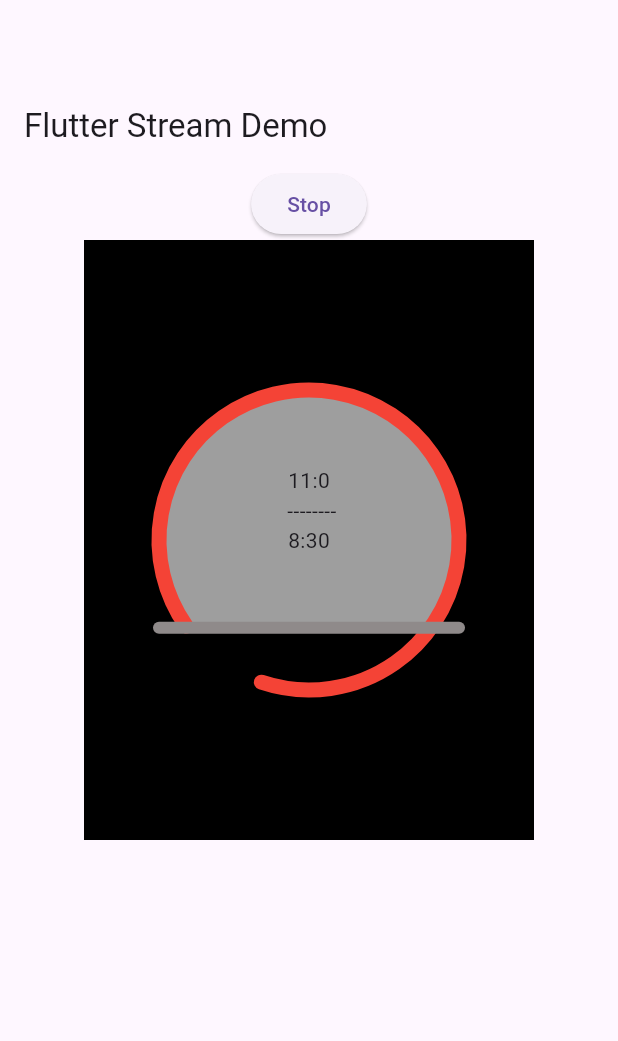
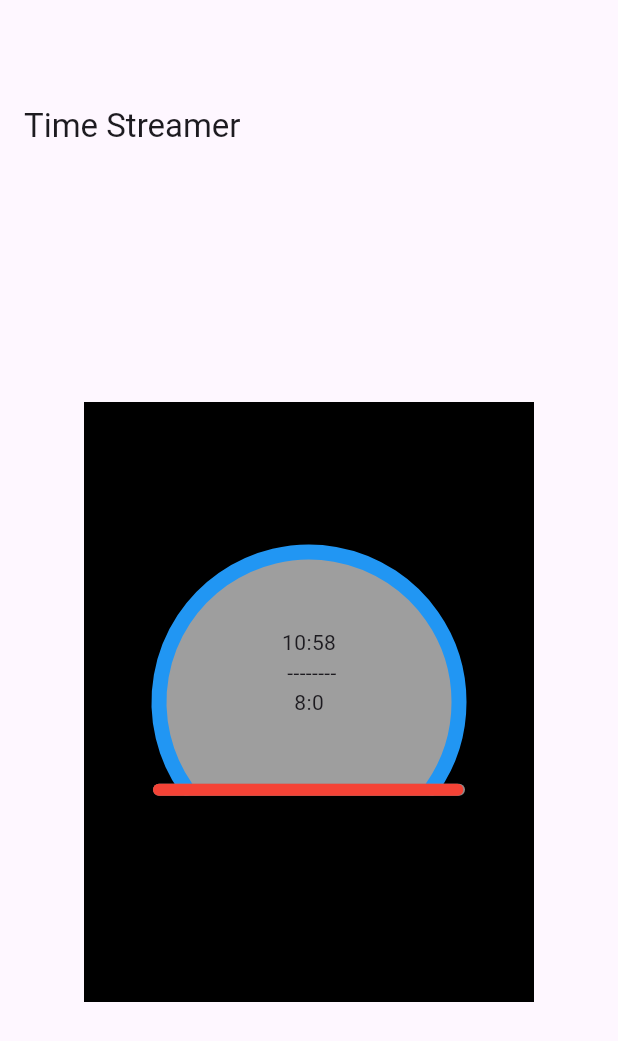
Before and after one commit to housnizalam/amazing_tools, a Flutter app: the screen it shows after launch, on a phone screen of 412 x 824 dp. Shown: the top 1041 px of the screen. Run offline on Flutter 3.47's test engine with Material 3 defaults, Android fonts, the light colour scheme and no system bars.

Commit message:
animated Circular fertig 1

```diff
--- a/lib/main.dart
+++ b/lib/main.dart
@@ -1,8 +1,5 @@
-import 'package:amazing_tools/tools/circular_timer.dart';
-import 'package:amazing_tools/tools/circular_timer2.dart';
 import 'package:amazing_tools/tools/stream_timer.dart';
 import 'package:flutter/material.dart';
-import 'package:flutter/widgets.dart';
 
 void main() {
   runApp(const MyApp());
@@ -38,7 +35,12 @@ class _MyHomePageState extends State<MyHomePage> {
   Widget build(BuildContext context) {
     return Scaffold(
       appBar: AppBar(),
-      body: Center(child: TimeStreamer()),
+      body: Center(
+        child: AttemdanceIndicator(
+          von: DateTime(2024, 04, 30, 08),
+          bis: DateTime(2024, 04, 30, 19, 29),
+        ),
+      ),
       // AmazingDrawer.equilaterals(
       //   border: AmazingBorder(),
       //   onTap: () {
--- a/lib/tools/circular_timer.dart
+++ b/lib/tools/animated_circular_timer.dart
@@ -1,8 +1,6 @@
-// ignore_for_file: public_member_api_docs, sort_constructors_first
 import 'dart:math';
 
 import 'package:flutter/material.dart';
-import 'package:flutter/widgets.dart';
 
 class ValueBar {
   Color overTimeColor;
@@ -12,7 +10,7 @@ class ValueBar {
   ValueBar({
     this.fullTimeColor = Colors.blue,
     this.lessTimeColor = Colors.yellow,
-    this.overTimeColor = Colors.red,
+    this.overTimeColor = Colors.blue,
     this.width = 10,
   });
 }
@@ -31,11 +29,12 @@ class IndicatorBar {
 
 class HorizentalBar {
   Color color;
-
+  int overTime;
   double width;
   HorizentalBar({
     this.color = const Color.fromARGB(255, 143, 138, 138),
     this.width = 8,
+    this.overTime = 0,
   });
 }
 
@@ -58,7 +57,7 @@ class AnimatedCircularTimer extends StatefulWidget {
     Key? key,
     required this.von,
     required this.bis,
-    this.fullzeit = 8.5,
+    this.fullzeit = 8,
     this.radius = 200,
     this.widgetHeight = 400,
     this.widgetWidth = 300,
@@ -77,22 +76,28 @@ class AnimatedCircularTimer extends StatefulWidget {
 }
 
 class _AnimatedCircularTimerState extends State<AnimatedCircularTimer> with TickerProviderStateMixin {
-  late AnimationController _animationController;
+  late AnimationController _controller;
+  late AnimationController _barController;
   late double arbeitszeit;
+  late double overTime;
 
   @override
   void initState() {
+    if (widget.duration != null) print(widget.duration!.inMilliseconds);
     super.initState();
-    _animationController =
-        AnimationController(vsync: this, duration: widget.duration ?? const Duration(milliseconds: 800))
-          ..addListener(() {
-            setState(() {
-              arbeitszeit = widget.bis.difference(widget.von).inMinutes / 60;
-
-
-              if (arbeitszeit.isNegative) arbeitszeit = 0;
-            });
-          });
+    arbeitszeit = widget.bis.difference(widget.von).inMinutes / 60;
+    if (arbeitszeit.isNegative) arbeitszeit = 0;
+    if (arbeitszeit > 11) arbeitszeit = 11;
+    overTime = arbeitszeit - widget.fullzeit <= 0 ? 0 : arbeitszeit - widget.fullzeit;
+    print(overTime * widget.radius / 3);
+    _controller = AnimationController(vsync: this, duration: widget.duration ?? const Duration(milliseconds: 800))
+      ..addListener(() {
+        setState(() {});
+      });
+    _barController = AnimationController(vsync: this, duration: widget.duration ?? const Duration(milliseconds: 800))
+      ..addListener(() {
+        setState(() {});
+      });
     startAnimation();
   }
 
@@ -107,12 +112,15 @@ class _AnimatedCircularTimerState extends State<AnimatedCircularTimer> with Tick
   void startAnimation() {
     arbeitszeit = widget.bis.difference(widget.von).inMinutes / 60;
     if (arbeitszeit.isNegative) arbeitszeit = 0;
-    _animationController.forward(from: 0.0);
+    if (arbeitszeit > 11) arbeitszeit = 11;
+    overTime = arbeitszeit - widget.fullzeit <= 0 ? 0 : arbeitszeit - widget.fullzeit;
+    _controller.forward(from: 0.0).whenComplete(() => _barController.forward(from: 0));
   }
 
   @override
   void dispose() {
-    _animationController.dispose();
+    _controller.dispose();
+    _controller.dispose();
     super.dispose();
   }
 
@@ -130,14 +138,14 @@ class _AnimatedCircularTimerState extends State<AnimatedCircularTimer> with Tick
       child: CustomPaint(
         size: Size(widget.widgetHeight, widget.widgetWidth),
         painter: MyPainter(
-          controller: _animationController,
+          barController: _barController,
+          controller: _controller,
           translateX: widget.translateX,
           translateY: widget.translateY,
           backgroundColor: widget.backgroundColor,
           radius: widget.radius,
-          value: arbeitszeit > (widget.fullzeit - 0.5) * 1.5
-              ? (widget.fullzeit - 0.5) * 1.5 * 250 / widget.fullzeit
-              : arbeitszeit * 250 / widget.fullzeit,
+          value: arbeitszeit * 250 / widget.fullzeit,
+          overTime: overTime * widget.radius / 3,
           valueBar: widget.valueBar ?? ValueBar(),
           indicatorBar: widget.indicatorBar ?? IndicatorBar(),
           horizentalBar: widget.horizentalBar ?? HorizentalBar(),
@@ -179,7 +187,9 @@ class MyPainter extends CustomPainter {
   final double radius;
   final double translateX;
   final double translateY;
+  final double overTime;
   final AnimationController controller;
+  final AnimationController barController;
   final ValueBar valueBar;
   final IndicatorBar indicatorBar;
   final HorizentalBar horizentalBar;
@@ -190,11 +200,13 @@ class MyPainter extends CustomPainter {
     required this.translateX,
     required this.translateY,
     required this.controller,
+    required this.barController,
     required this.valueBar,
     required this.indicatorBar,
     required this.horizentalBar,
     required this.backgroundColor,
-  }) : super(repaint: controller);
+    required this.overTime,
+  }) : super(repaint: Listenable.merge([controller, barController]));
   @override
   void paint(Canvas canvas, Size size) {
     final Offset timerCenter = Offset(size.width / 2 + translateX, size.height / 2 + translateY);
@@ -223,9 +235,14 @@ class MyPainter extends CustomPainter {
       ..strokeWidth = horizentalBar.width
       ..style = PaintingStyle.stroke
       ..strokeCap = StrokeCap.round;
+    final Paint paintOverTimeBar = Paint()
+      ..color = Colors.red
+      ..strokeWidth = horizentalBar.width
+      ..style = PaintingStyle.stroke
+      ..strokeCap = StrokeCap.round;
     const double startPoint = 145;
     const double endPointIndecator = 250;
-
+    final fullTimeValue = value > 250 ? 250 : value;
     final p1 = Offset(timerCenter.dx - radius / 2, timerCenter.dy + radius / pi * 0.92);
     final p2 = Offset(timerCenter.dx + radius / 2, timerCenter.dy + radius / pi * 0.92);
     final indicatorPath = Path()
@@ -255,7 +272,7 @@ class MyPainter extends CustomPainter {
             height: radius,
           ),
           startPoint * pi / 180,
-          controller.value * value * pi / 180);
+          controller.value * fullTimeValue * pi / 180);
     canvas.drawRect(
       Rect.fromCenter(center: Offset(size.width / 2, size.height / 2), width: size.width, height: size.height),
       backgorundPaint,
@@ -264,6 +281,9 @@ class MyPainter extends CustomPainter {
     canvas.drawPath(indicatorPath, paintIndicator);
     canvas.drawPath(valuePath, paintValue);
     canvas.drawLine(p1, p2, paintHorizentalBar);
+    if (controller.isCompleted) {
+      if (overTime > 0) canvas.drawLine(p1, Offset(p1.dx + overTime * (barController.value), p1.dy), paintOverTimeBar);
+    }
   }
 
   @override
--- a/lib/tools/circular_timer2.dart
+++ b/lib/tools/circular_timer2.dart
@@ -12,7 +12,7 @@ class ValueBar {
   ValueBar({
     this.fullTimeColor = Colors.blue,
     this.lessTimeColor = Colors.yellow,
-    this.overTimeColor = Colors.red,
+    this.overTimeColor = Colors.blue,
     this.width = 10,
   });
 }
@@ -58,7 +58,7 @@ class CircularTimer extends StatefulWidget {
     Key? key,
     required this.von,
     required this.bis,
-    this.fullzeit = 8.5,
+    this.fullzeit = 8,
     this.radius = 200,
     this.widgetHeight = 400,
     this.widgetWidth = 300,
@@ -82,8 +82,9 @@ class _CircularTimerState extends State<CircularTimer> with TickerProviderStateM
     // double height = MediaQuery.of(context).size.height;
     // double width = MediaQuery.of(context).size.width;
     double arbeitszeit = widget.bis.difference(widget.von).inMinutes / 60;
+    if (arbeitszeit.isNegative) arbeitszeit = 0;
     if (arbeitszeit > 11) arbeitszeit = 11;
-    if (arbeitszeit.isNegative) arbeitszeit = 0;
+    final overTime = arbeitszeit - widget.fullzeit <= 0 ? 0 : arbeitszeit - widget.fullzeit;
 
     final String stringArbeitszeit = '${arbeitszeit.toInt()}:${((arbeitszeit - arbeitszeit.toInt()) * 60).toInt()}';
     final String stringFullzeit =
@@ -94,6 +95,7 @@ class _CircularTimerState extends State<CircularTimer> with TickerProviderStateM
       child: CustomPaint(
         size: Size(widget.widgetHeight, widget.widgetWidth),
         painter: MyPainter(
+          overTime: overTime * widget.radius / 3,
           translateX: widget.translateX,
           translateY: widget.translateY,
           backgroundColor: widget.backgroundColor,
@@ -142,6 +144,7 @@ class MyPainter extends CustomPainter {
   final double radius;
   final double translateX;
   final double translateY;
+  final overTime;
   final ValueBar valueBar;
   final IndicatorBar indicatorBar;
   final HorizentalBar horizentalBar;
@@ -151,6 +154,7 @@ class MyPainter extends CustomPainter {
     required this.radius,
     required this.translateX,
     required this.translateY,
+    required this.overTime,
     required this.valueBar,
     required this.indicatorBar,
     required this.horizentalBar,
@@ -184,9 +188,14 @@ class MyPainter extends CustomPainter {
       ..strokeWidth = horizentalBar.width
       ..style = PaintingStyle.stroke
       ..strokeCap = StrokeCap.round;
+    final Paint paintOverTimeBar = Paint()
+      ..color = Colors.red
+      ..strokeWidth = horizentalBar.width
+      ..style = PaintingStyle.stroke
+      ..strokeCap = StrokeCap.round;
     const double startPoint = 145;
     const double endPointIndecator = 250;
-
+    final fullTimeValue = value > 250 ? 250 : value;
     final p1 = Offset(timerCenter.dx - radius / 2, timerCenter.dy + radius / pi * 0.92);
     final p2 = Offset(timerCenter.dx + radius / 2, timerCenter.dy + radius / pi * 0.92);
     final indicatorPath = Path()
@@ -216,7 +225,7 @@ class MyPainter extends CustomPainter {
             height: radius,
           ),
           startPoint * pi / 180,
-          value * pi / 180);
+          fullTimeValue * pi / 180);
     canvas.drawRect(
       Rect.fromCenter(center: Offset(size.width / 2, size.height / 2), width: size.width, height: size.height),
       backgorundPaint,
@@ -225,6 +234,7 @@ class MyPainter extends CustomPainter {
     canvas.drawPath(indicatorPath, paintIndicator);
     canvas.drawPath(valuePath, paintValue);
     canvas.drawLine(p1, p2, paintHorizentalBar);
+    if (overTime > 0) canvas.drawLine(p1, Offset(p1.dx + overTime, p1.dy), paintOverTimeBar);
   }
 
   @override
--- /dev/null
+++ b/lib/tools/new_stream.dart
@@ -0,0 +1,68 @@
+import 'package:flutter/material.dart';
+import 'dart:async';
+
+void main() {
+  runApp(MyApp());
+}
+
+class MyApp extends StatelessWidget {
+  @override
+  Widget build(BuildContext context) {
+    return MaterialApp(
+      title: 'Date Stream Example',
+      home: MyHomePage(),
+    );
+  }
+}
+
+class MyHomePage extends StatefulWidget {
+  @override
+  _MyHomePageState createState() => _MyHomePageState();
+}
+
+class _MyHomePageState extends State<MyHomePage> {
+  late Stream<DateTime> _dateTimeStream;
+  late StreamController<DateTime> _streamController;
+
+  @override
+  void initState() {
+    super.initState();
+    _streamController = StreamController<DateTime>();
+    _dateTimeStream = _streamController.stream;
+
+    // Start emitting current date every second
+    Timer.periodic(Duration(milliseconds: 10), (timer) {
+      _streamController.add(DateTime.now());
+    });
+  }
+
+  @override
+  void dispose() {
+    _streamController.close();
+    super.dispose();
+  }
+
+  @override
+  Widget build(BuildContext context) {
+    return Scaffold(
+      appBar: AppBar(
+        title: Text('Date Stream Example'),
+      ),
+      body: Center(
+        child: StreamBuilder<DateTime>(
+          stream: _dateTimeStream,
+          builder: (context, snapshot) {
+            if (snapshot.hasData) {
+              return Text(
+                '${snapshot.data}',
+                style: TextStyle(fontSize: 24.0),
+              );
+            } else {
+              return Text('Loading...');
+            }
+          },
+        ),
+      ),
+    );
+  }
+}
--- a/lib/tools/stream_timer.dart
+++ b/lib/tools/stream_timer.dart
@@ -1,76 +1,76 @@
 import 'dart:async';
 
-import 'package:amazing_tools/tools/circular_timer2.dart';
+import 'package:amazing_tools/tools/animated_circular_timer.dart';
 import 'package:flutter/material.dart';
 
-class TimeStreamer extends StatefulWidget {
+class AttemdanceIndicator extends StatefulWidget {
+  final DateTime? von;
+  final DateTime? bis;
+
+  const AttemdanceIndicator({super.key, this.von, this.bis});
   @override
-  _TimeStreamerState createState() => _TimeStreamerState();
+  _AttemdanceIndicatorState createState() => _AttemdanceIndicatorState();
 }
 
-class _TimeStreamerState extends State<TimeStreamer> {
-  final _streamController = StreamController<int>();
-  late int minutes;
-  late bool close;
+class _AttemdanceIndicatorState extends State<AttemdanceIndicator> {
+  late int durationCounter;
+  late DateTime von;
+  late DateTime bis;
 
   @override
   void initState() {
     super.initState();
-    minutes = 0;
-    close = false;
-    _startSendingValues();
-  }
+    final now = DateTime.now();
 
-  @override
-  void dispose() {
-    _streamController.close();
-    super.dispose();
-  }
-
-  void _startSendingValues() {
-    Timer.periodic(Duration(milliseconds: 10), (timer) {
-      if (close) {
-        timer.cancel(); // Stoppt den Timer
-        _streamController.close(); // Schließt den StreamController
-        return;
-      }
-      minutes++;
-
-      // Hier kannst du den Wert ändern, den du senden möchtest
-      _streamController.sink.add(DateTime.now().millisecondsSinceEpoch);
+    von = widget.von ?? DateTime(now.year, now.month, now.day, now.hour, now.minute);
+    bis = widget.bis ?? DateTime(now.year, now.month, now.day, now.hour, now.minute);
+    durationCounter = (now.millisecondsSinceEpoch - von.millisecondsSinceEpoch) ~/ 60000;
+    Timer.periodic(Duration(minutes: 1), (timer) {
+      setState(() {
+        durationCounter++;
+      });
     });
   }
 
   @override
+  void didUpdateWidget(AttemdanceIndicator oldWidget) {
+    super.didUpdateWidget(oldWidget);
+    if (oldWidget.von != widget.von || oldWidget.bis != widget.bis) {
+      bis = widget.bis ?? DateTime.now();
+      von = widget.von ?? DateTime.now();
+      durationCounter = (DateTime.now().millisecondsSinceEpoch - von.millisecondsSinceEpoch) ~/ 60000;
+    }
+  }
+
+  @override
   Widget build(BuildContext context) {
+    if (widget.von == null || widget.bis != null) {
       return Scaffold(
         appBar: AppBar(
-        title: Text('Flutter Stream Demo'),
+          title: Text('Time Streamer'),
         ),
         body: Center(
-        child: StreamBuilder<int>(
-          stream: _streamController.stream,
-          builder: (context, snapshot) {
-            return Column(
-              children: [
-                ElevatedButton(
-                    onPressed: () {
-                      setState(() {
-                        close = true;
-                      });
-                    },
-                    child: Text('Stop')),
-                CircularTimer(
-                  von: DateTime(DateTime.now().year, DateTime.now().month, DateTime.now().day, DateTime.now().hour,
-                      DateTime.now().minute),
-                  bis: DateTime(DateTime.now().year, DateTime.now().month, DateTime.now().day, DateTime.now().hour,
-                      DateTime.now().minute+minutes),
+          child: AnimatedCircularTimer(
+            von: von,
+            bis: bis.subtract(Duration(minutes: 30)),
           ),
-              ],
+        ),
       );
-          },
+    } else {
+      // Only update von attribute, not the entire widget
+      // von = widget.von ?? DateTime.now();
+      return Scaffold(
+        appBar: AppBar(
+          title: Text('Time Streamer'),
+        ),
+        body: Center(
+          child: AnimatedCircularTimer(
+            duration: Duration.zero,
+            von: von,
+            bis: von.add(Duration(minutes: durationCounter)),
           ),
         ),
       );
     }
   }
+}
```
Lines whose indentation alone changed are shown as unchanged.
